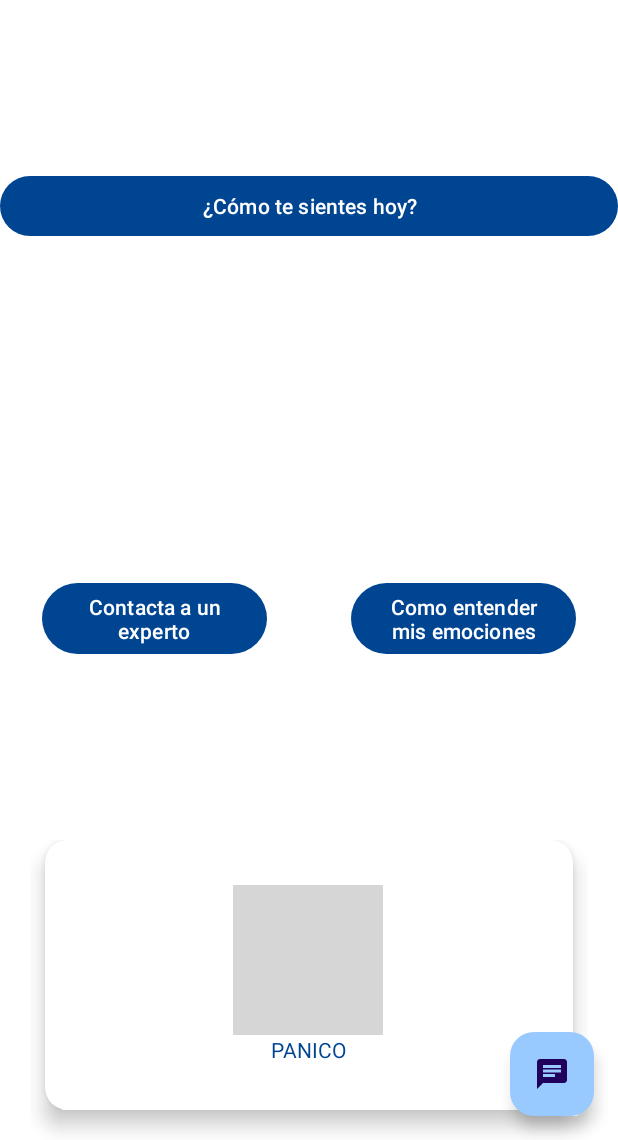
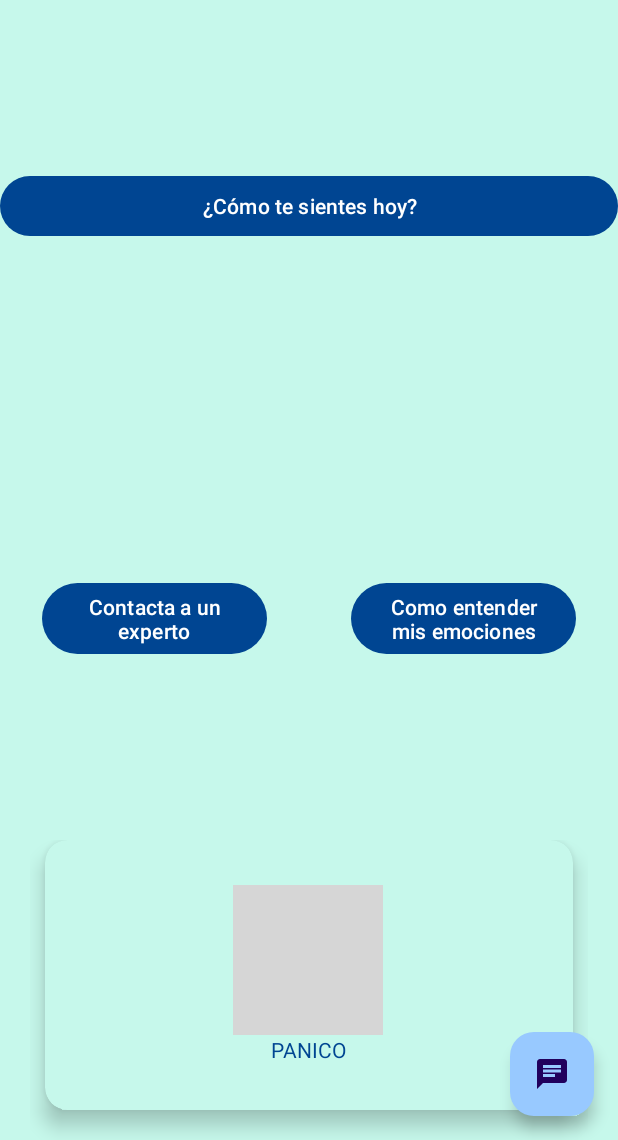
Before and after one commit to adrianoggm/MoodPal, an Android app: the screen it shows after launch (MainActivity), on a phone screen of 412 x 824 dp, the part 96-1236 px from its top. Run offline under Robolectric (Android 15) with nearby library versions, the phone set to English and light mode, and no system bars; our stand-ins replace androidx.preference; libraries missing offline, so code that uses them is left out: com.applozic.mobicomkit, com.ortiz.touchview, io.kommunicate; 2 statements that could not run were skipped; grey boxes are pictures that could not be loaded.

Commit message:
Cambiado y obtenido que colores son del canvas

```diff
--- a/app/src/main/res/layout/fragment_comedor.xml
+++ b/app/src/main/res/layout/fragment_comedor.xml
@@ -3,6 +3,7 @@
     xmlns:tools="http://schemas.android.com/tools"
     android:layout_width="match_parent"
     android:layout_height="match_parent"
+
     android:orientation="vertical"
     tools:context=".ui.NotasFragment">
 
--- a/app/src/main/res/layout/fragment_home.xml
+++ b/app/src/main/res/layout/fragment_home.xml
@@ -4,7 +4,7 @@
     android:layout_width="match_parent"
     android:layout_height="match_parent"
     android:orientation="vertical"
-    android:background="@drawable/home_background"
+    android:background="@color/azulito"
     xmlns:app="http://schemas.android.com/apk/res-auto"
     tools:context=".ui.HomeFragment">
 
@@ -88,7 +88,7 @@
             android:layout_columnWeight="1"
             android:layout_gravity="fill"
             android:layout_margin="10dp"
-            android:backgroundTint="@color/white"
+            android:backgroundTint="@color/azulito"
             app:cardCornerRadius="15dp"
             app:cardElevation="8dp">
 
@@ -98,6 +98,7 @@
                 android:layout_gravity="center_vertical|center_horizontal"
                 android:gravity="center"
                 android:orientation="vertical">
+
 
                 <ImageButton
                     android:id="@+id/panic_button"
--- a/app/src/main/res/layout/fragment_panic.xml
+++ b/app/src/main/res/layout/fragment_panic.xml
@@ -4,6 +4,7 @@
     xmlns:tools="http://schemas.android.com/tools"
     android:layout_width="match_parent"
     android:layout_height="match_parent"
+    android:background="@color/azulito"
     tools:context=".PanicFragment">
 
     <androidx.constraintlayout.widget.ConstraintLayout
--- a/app/src/main/res/values/colors.xml
+++ b/app/src/main/res/values/colors.xml
@@ -15,4 +15,6 @@
     <color name="secondary_blue_color">#98c9ff</color>
 <!--    Este se usa para los items seleccionados del menu lateral -->
     <color name="blue_very_light">#d3e8ff</color>
+
+    <color name="azulito">#C6F8EB</color>
 </resources>
```
Also changed, not shown: app/src/main/res/layout/fragment_emociones2.xml (+2 -8 lines), app/src/main/res/layout/fragment_emociones3.xml (+1 -8 lines).
